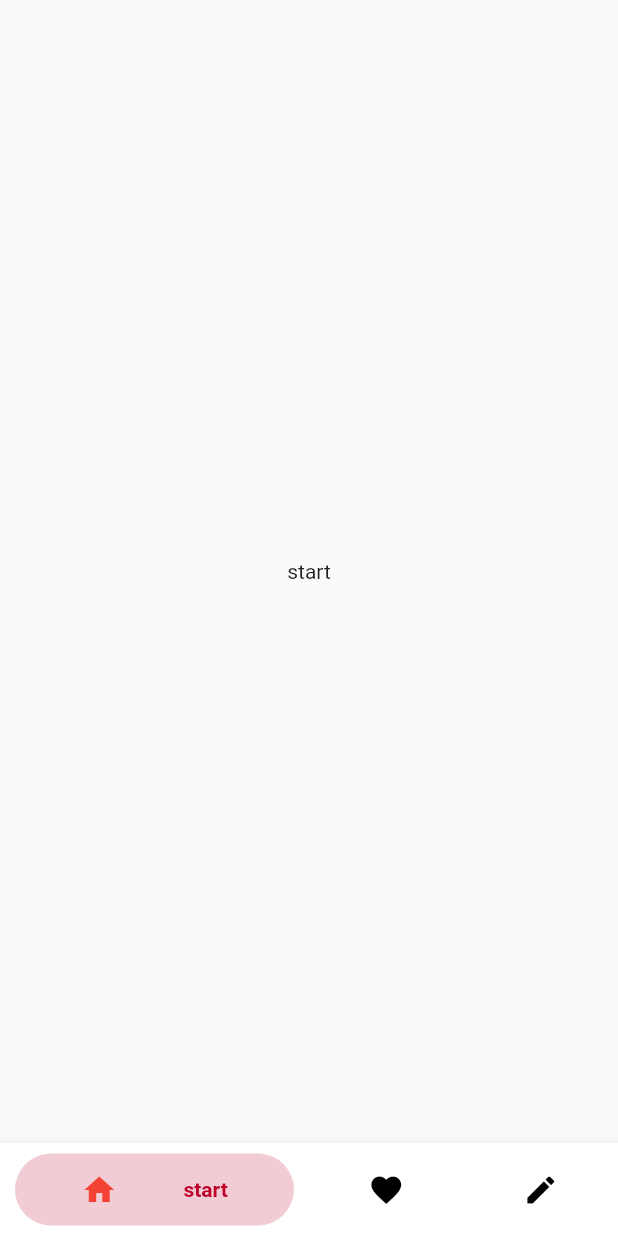
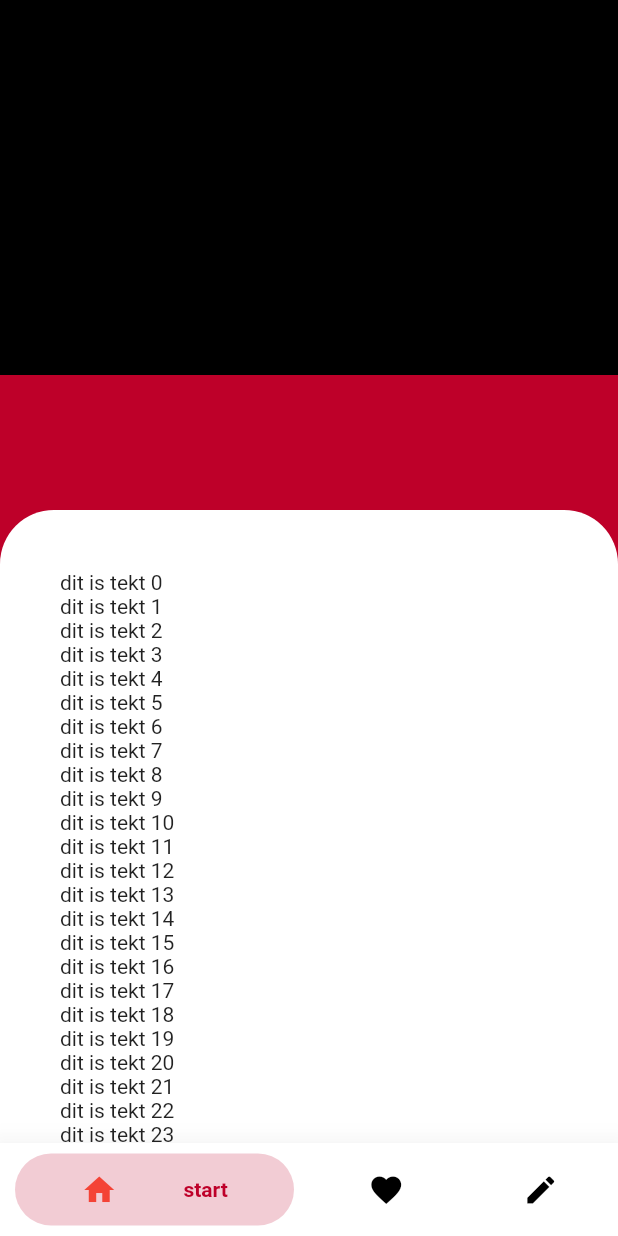
Before and after one commit to kevinveld2001/de_laatste_hap, a Flutter app: the screen it shows after launch, on a phone screen of 412 x 824 dp. Run offline on Flutter 3.47's test engine with Material 2 defaults, Android fonts, the phone set to English and light mode, and no system bars; drawn by our look-alikes of bubble_bottom_bar.

```diff
--- a/de_laatste_hap/lib/main.dart
+++ b/de_laatste_hap/lib/main.dart
@@ -1,6 +1,8 @@
 import 'package:flutter/material.dart';
 import 'package:provider/provider.dart';
 import 'package:bubble_bottom_bar/bubble_bottom_bar.dart';
+import 'package:flutter/services.dart';
+
 //profider
 import 'provider/getProducts.dart';
 
@@ -13,9 +15,11 @@ import 'screens/verlanglijst.dart';
 void main() => runApp(MyApp());
 
 class MyApp extends StatelessWidget {
+
   // This widget is the root of your application.
   @override
   Widget build(BuildContext context) {
+
     return MultiProvider(
       providers: [
         ChangeNotifierProvider<GetProducts>(create: (_) => GetProducts()),
@@ -66,9 +70,14 @@ class Screenbuilder extends StatefulWidget {
 }
 
 class _ScreenbuilderState extends State<Screenbuilder> {
+
   int _currentIndex = 0;
   @override
   Widget build(BuildContext context) {
+    SystemChrome.setPreferredOrientations([
+        DeviceOrientation.portraitUp,
+        DeviceOrientation.portraitDown,
+      ]);
     return Scaffold(
 
       body: ScreenSelect(_currentIndex),
@@ -85,9 +94,8 @@ class _ScreenbuilderState extends State<Screenbuilder> {
 
         },
         borderRadius: BorderRadius.vertical(top: Radius.circular(16)),
-        elevation: 8,
-        hasInk: true, //new, gives a cute ink effect
-        inkColor: Colors.black12, //optional, uses theme color if not specified
+        elevation: 18,
+
         items: <BubbleBottomBarItem>[
             BubbleBottomBarItem(backgroundColor: primeColor, icon: Icon(Icons.home, color: Colors.black,), activeIcon: Icon(Icons.home, color: Colors.red,), title: Text("start")),
             BubbleBottomBarItem(backgroundColor: primeColor, icon: Icon(Icons.favorite, color: Colors.black,), activeIcon: Icon(Icons.favorite, color: Colors.red,), title: Text("verlanglijst")),
--- a/de_laatste_hap/lib/screens/start.dart
+++ b/de_laatste_hap/lib/screens/start.dart
@@ -1,11 +1,107 @@
 import 'package:flutter/material.dart';
 
 
-class Start extends StatelessWidget {
+
+
+
+
+
+class Start extends StatefulWidget {
   @override
-  Widget build(BuildContext context) {
-    return Center(
-          child:Text("start"),
-        );
+  _StartState createState() => _StartState();
+
+}
+
+class _StartState extends State<Start> {
+
+// create an instance variable
+var _controller = ScrollController();
+
+
+@override
+void initState() {
+  super.initState();
+  // set up listener here
+  _controller.addListener(() {
+    if (_controller.position.atEdge && _chckSwitch) {
+      if (_controller.position.pixels == 0){
+        // you are at top position
+        print("i am at the top");
+
+      } else {
+        // you are at bottom position
+        print("i am at the bottom");
+        setState(() {
+          _chckSwitch = false;
+        });
+      }
+    }
+  });
+
+
+
+}
+
+
+  bool _chckSwitch = true;
+  @override
+   Widget build(BuildContext context) {
+    return ListView(
+        controller: _controller,
+        physics: !_chckSwitch ? const  NeverScrollableScrollPhysics() : const AlwaysScrollableScrollPhysics(),
+        children: <Widget>[
+          Container(
+            height: 250,
+            color: Colors.black,
+          ),
+          Container(
+            color: Color(0xFFBE0029),
+            height: MediaQuery.of(context).size.height - 60,
+            child: Column(children: <Widget>[
+
+              Container(
+                height: 90,
+
+              ),
+
+
+              Expanded(
+                flex: 1,
+                child:Container(
+                  decoration: BoxDecoration(
+                    color: Colors.white,
+                    borderRadius: BorderRadius.only(
+                      topLeft: Radius.circular(36.0),
+                      topRight: Radius.circular(36.0),
+                    )
+                  ),
+
+                  child:ListView(
+
+                  physics: _chckSwitch ? const  NeverScrollableScrollPhysics() : const AlwaysScrollableScrollPhysics(),
+                  children: <Widget>[
+                    Padding(
+                      padding: EdgeInsets.all(40),
+                      child: Column(
+                        crossAxisAlignment: CrossAxisAlignment.start,
+                        children: <Widget>[
+                        for(int i =0 ; i<100; i++)
+                          Text("dit is tekt $i")
+
+                      ],),
+                    )
+
+                  ],
+                ),
+                )
+              )
+
+
+
+            ],),
+          )
+
+        ],
+    );
   }
 }
```
